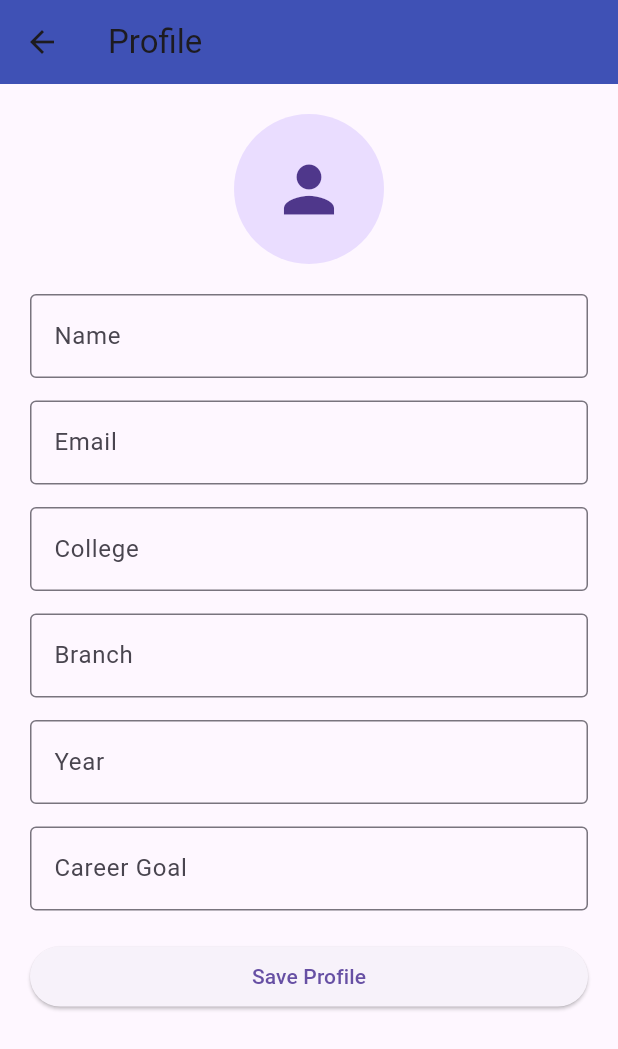
After one commit to Snivas1/ai_career_mentor, a Flutter app: the DashboardScreen screen opened directly, after a tap on "Profile", on a phone screen of 412 x 824 dp. The commit adds this screen. Shown: the top 1049 px of the screen. Run offline on Flutter 3.47's test engine with Material 3 defaults, Android fonts, the phone set to English and light mode, and no system bars.

Commit message:
Added profile screen and navigation

```diff
--- a/lib/screens/dashboard_screen.dart
+++ b/lib/screens/dashboard_screen.dart
@@ -1,4 +1,5 @@
 import 'package:flutter/material.dart';
+import 'profile_screen.dart';
 
 class DashboardScreen extends StatelessWidget {
   const DashboardScreen({super.key});
@@ -16,22 +17,36 @@ class DashboardScreen extends StatelessWidget {
           crossAxisCount: 2,
           crossAxisSpacing: 15,
           mainAxisSpacing: 15,
-          children: const [
+          children: [
             DashboardCard(
               title: "Profile",
               icon: Icons.person,
+              onTap: () {
+                Navigator.push(
+                  context,
+                  MaterialPageRoute(
+                    builder: (context) => const ProfileScreen(),
                   ),
+                );
+              },
+            ),
+
             DashboardCard(
               title: "Skill Assessment",
               icon: Icons.psychology,
+              onTap: () {},
             ),
+
             DashboardCard(
               title: "Resume Analyzer",
               icon: Icons.description,
+              onTap: () {},
             ),
+
             DashboardCard(
               title: "Career Paths",
               icon: Icons.work,
+              onTap: () {},
             ),
           ],
         ),
@@ -43,16 +58,21 @@ class DashboardScreen extends StatelessWidget {
 class DashboardCard extends StatelessWidget {
   final String title;
   final IconData icon;
+  final VoidCallback onTap;
 
   const DashboardCard({
     super.key,
     required this.title,
     required this.icon,
+    required this.onTap,
   });
 
   @override
   Widget build(BuildContext context) {
-    return Card(
+    return InkWell(
+      onTap: onTap,
+      borderRadius: BorderRadius.circular(12),
+      child: Card(
         elevation: 4,
         child: Column(
           mainAxisAlignment: MainAxisAlignment.center,
@@ -67,10 +87,12 @@ class DashboardCard extends StatelessWidget {
               title,
               style: const TextStyle(
                 fontWeight: FontWeight.bold,
+                fontSize: 16,
               ),
             ),
           ],
         ),
+      ),
     );
   }
 }
--- /dev/null
+++ b/lib/screens/profile_screen.dart
@@ -0,0 +1,94 @@
+import 'package:flutter/material.dart';
+
+class ProfileScreen extends StatelessWidget {
+  const ProfileScreen({super.key});
+
+  @override
+  Widget build(BuildContext context) {
+    return Scaffold(
+      appBar: AppBar(
+        title: const Text("Profile"),
+        backgroundColor: Colors.indigo,
+      ),
+      body: SingleChildScrollView(
+        padding: const EdgeInsets.all(20),
+        child: Column(
+          children: [
+
+            const CircleAvatar(
+              radius: 50,
+              child: Icon(
+                Icons.person,
+                size: 50,
+              ),
+            ),
+
+            const SizedBox(height: 20),
+
+            TextField(
+              decoration: InputDecoration(
+                labelText: "Name",
+                border: OutlineInputBorder(),
+              ),
+            ),
+
+            const SizedBox(height: 15),
+
+            TextField(
+              decoration: InputDecoration(
+                labelText: "Email",
+                border: OutlineInputBorder(),
+              ),
+            ),
+
+            const SizedBox(height: 15),
+
+            TextField(
+              decoration: InputDecoration(
+                labelText: "College",
+                border: OutlineInputBorder(),
+              ),
+            ),
+
+            const SizedBox(height: 15),
+
+            TextField(
+              decoration: InputDecoration(
+                labelText: "Branch",
+                border: OutlineInputBorder(),
+              ),
+            ),
+
+            const SizedBox(height: 15),
+
+            TextField(
+              decoration: InputDecoration(
+                labelText: "Year",
+                border: OutlineInputBorder(),
+              ),
+            ),
+
+            const SizedBox(height: 15),
+
+            TextField(
+              decoration: InputDecoration(
+                labelText: "Career Goal",
+                border: OutlineInputBorder(),
+              ),
+            ),
+
+            const SizedBox(height: 20),
+
+            SizedBox(
+              width: double.infinity,
+              child: ElevatedButton(
+                onPressed: () {},
+                child: const Text("Save Profile"),
+              ),
+            ),
+          ],
+        ),
+      ),
+    );
+  }
+}
```
Lines whose indentation alone changed are shown as unchanged.
